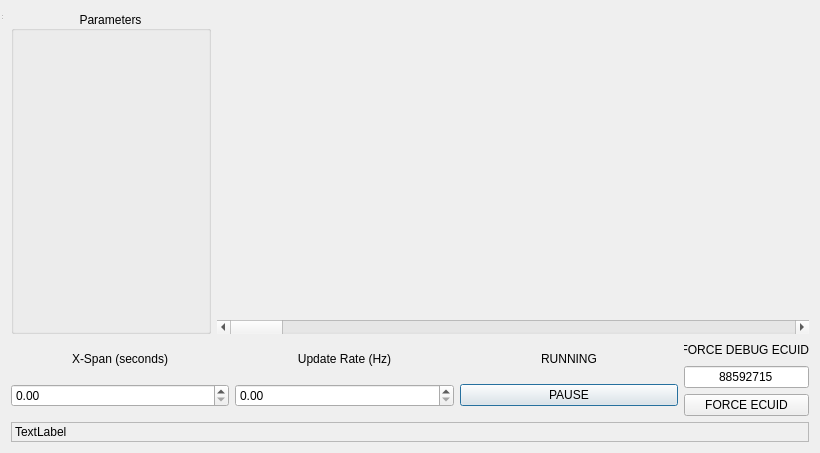
cap9qd/Evo-live-map, file src/widgets/logViewer/logviewer.ui: the form before one commit.
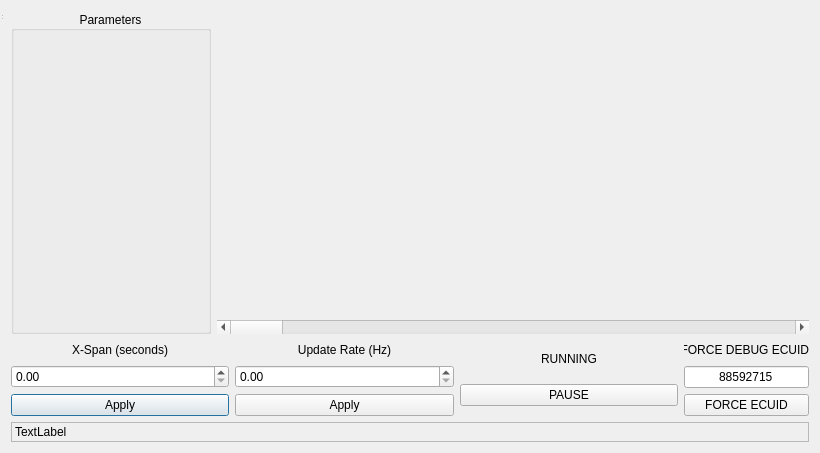
The form after the commit. Custom widgets are drawn as their Qt base class.

```diff
--- a/src/widgets/logViewer/logviewer.ui
+++ b/src/widgets/logViewer/logviewer.ui
@@ -79,6 +79,13 @@
          <item>
           <widget class="QDoubleSpinBox" name="span_sb"/>
          </item>
+         <item>
+          <widget class="QPushButton" name="pb_spanApply">
+           <property name="text">
+            <string>Apply</string>
+           </property>
+          </widget>
+         </item>
         </layout>
        </item>
        <item>
@@ -102,6 +109,13 @@
          <item>
           <widget class="QDoubleSpinBox" name="rate_sb"/>
          </item>
+         <item>
+          <widget class="QPushButton" name="pb_rateApply">
+           <property name="text">
+            <string>Apply</string>
+           </property>
+          </widget>
+         </item>
         </layout>
        </item>
        <item>
```
